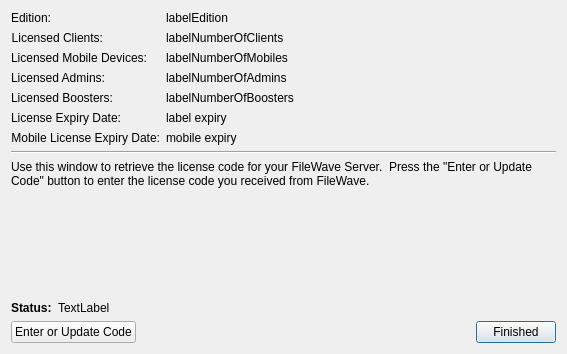
Before: the Qt Designer form FWAdminLib/EditActivationCodesDlg.ui in fw-dev/translations, drawn with Qt 5.
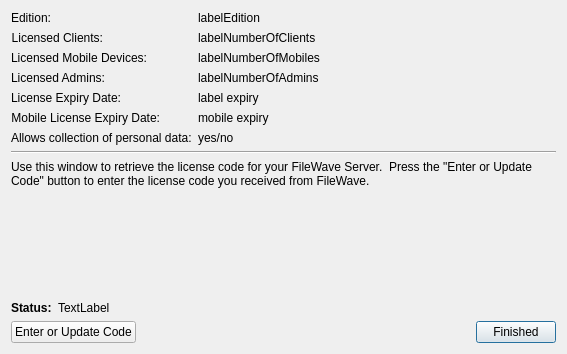
After: the same form once the commit is applied.

Diff of the .ui file:
```diff
--- a/FWAdminLib/EditActivationCodesDlg.ui
+++ b/FWAdminLib/EditActivationCodesDlg.ui
@@ -65,6 +65,9 @@
     <layout class="QHBoxLayout" name="horizontalLayout_4">
      <item>
       <layout class="QFormLayout" name="formLayout">
+       <property name="fieldGrowthPolicy">
+        <enum>QFormLayout::FieldsStayAtSizeHint</enum>
+       </property>
        <item row="0" column="0">
         <widget class="QLabel" name="label_2">
          <property name="text">
@@ -134,23 +137,6 @@
         </widget>
        </item>
        <item row="4" column="0">
-        <widget class="QLabel" name="label_7">
-         <property name="text">
-          <string>Licensed Boosters:</string>
-         </property>
-         <property name="alignment">
-          <set>Qt::AlignRight|Qt::AlignTrailing|Qt::AlignVCenter</set>
-         </property>
-        </widget>
-       </item>
-       <item row="4" column="1">
-        <widget class="QLabel" name="labelNumberOfBoosters">
-         <property name="text">
-          <string>labelNumberOfBoosters</string>
-         </property>
-        </widget>
-       </item>
-       <item row="5" column="0">
         <widget class="QLabel" name="label_8">
          <property name="text">
           <string>License Expiry Date:</string>
@@ -160,14 +146,14 @@
          </property>
         </widget>
        </item>
-       <item row="5" column="1">
+       <item row="4" column="1">
         <widget class="QLabel" name="labelExpiryDate">
          <property name="text">
           <string>label expiry</string>
          </property>
         </widget>
        </item>
-       <item row="6" column="0">
+       <item row="5" column="0">
         <widget class="QLabel" name="label_9">
          <property name="text">
           <string>Mobile License Expiry Date:</string>
@@ -177,13 +163,27 @@
          </property>
         </widget>
        </item>
-       <item row="6" column="1">
+       <item row="5" column="1">
         <widget class="QLabel" name="labelMovileExpiryDate">
          <property name="text">
           <string>mobile expiry</string>
          </property>
         </widget>
        </item>
+       <item row="6" column="1">
+        <widget class="QLabel" name="labelAllowUserDataCollection">
+         <property name="text">
+          <string>yes/no</string>
+         </property>
+        </widget>
+       </item>
+       <item row="6" column="0">
+        <widget class="QLabel" name="label_7">
+         <property name="text">
+          <string>Allows collection of personal data:</string>
+         </property>
+        </widget>
+       </item>
       </layout>
      </item>
      <item>
```
